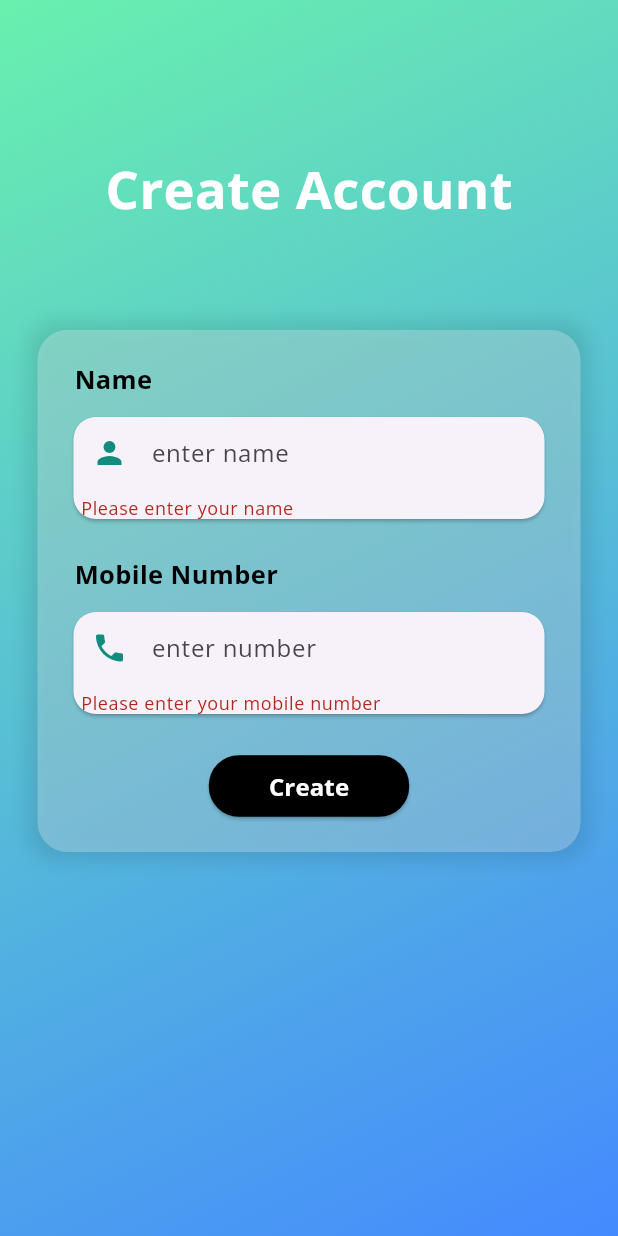
After one commit to IsuraViranga/ChatApp, a Flutter app: the screen it shows after launch, after a tap on "Create", on a phone screen of 412 x 824 dp. The commit adds this screen. Run offline on Flutter 3.47's test engine with Material 3 defaults, Android fonts, the phone set to English and light mode, and no system bars; our stand-ins replace emoji_picker_flutter, flutter_svg, socket_io_client, sqflite; accounts and stored records are empty.

Commit message:
create account page developed ,validation added

```diff
--- /dev/null
+++ b/lib/Screens/CreateAccount.dart
@@ -0,0 +1,190 @@
+import 'package:flutter/material.dart';
+import 'package:chatapp/Screens/loginScreen.dart';
+
+class CreateAccount extends StatefulWidget {
+  const CreateAccount({Key? key}) : super(key: key);
+
+  @override
+  State<CreateAccount> createState() => _CreateAccountState();
+}
+
+class _CreateAccountState extends State<CreateAccount> with SingleTickerProviderStateMixin {
+  final TextEditingController _nameController = TextEditingController();
+  final TextEditingController _mobileController = TextEditingController();
+  final _formKey = GlobalKey<FormState>();
+
+  void _createAccount() {
+    if (_formKey.currentState!.validate()) {
+      // Handle create account action here
+      print('Account Created');
+    }
+  }
+
+  @override
+  Widget build(BuildContext context) {
+    return Scaffold(
+      body: Container(
+        width: MediaQuery.of(context).size.width,
+        height: MediaQuery.of(context).size.height,
+        decoration: const BoxDecoration(
+          gradient: LinearGradient(
+            colors: [Colors.greenAccent, Colors.blueAccent],
+            begin: Alignment.topLeft,
+            end: Alignment.bottomRight,
+          ),
+        ),
+        child: Column(
+          crossAxisAlignment: CrossAxisAlignment.center,
+          children: [
+            const SizedBox(height: 100),
+            const Text(
+              "Create Account",
+              style: TextStyle(
+                color: Colors.white,
+                fontWeight: FontWeight.bold,
+                fontSize: 35,
+              ),
+            ),
+            const SizedBox(height: 70),
+            Align(
+              alignment: Alignment.center,
+              child: Container(
+                width: MediaQuery.of(context).size.width - 50,
+                padding: const EdgeInsets.all(20),
+                decoration: BoxDecoration(
+                  borderRadius: BorderRadius.circular(20),
+                  color: Colors.white.withOpacity(0.25),
+                  boxShadow: [
+                    BoxShadow(
+                      color: Colors.black.withOpacity(0.1),
+                      blurRadius: 10,
+                      spreadRadius: 6,
+                    ),
+                  ],
+                ),
+                child: Form(
+                  key: _formKey,
+                  child: Column(
+                    crossAxisAlignment: CrossAxisAlignment.start,
+                    children: [
+                      FormTemplate(
+                        icon: Icons.person,
+                        topic: " Name",
+                        hint: "enter name",
+                        controller: _nameController,
+                        validator: (value) {
+                          if (value == null || value.isEmpty) {
+                            return 'Please enter your name';
+                          }
+                          if (!RegExp(r'^[a-zA-Z]+$').hasMatch(value)) {
+                            return 'Name can only contain letters';
+                          }
+                          if (value.length < 2) {
+                            return 'Name must contain at least 2 letters';
+                          }
+                          return null;
+                        },
+                      ),
+                      const SizedBox(height: 20),
+                      FormTemplate(
+                        icon: Icons.phone,
+                        topic: " Mobile Number",
+                        hint: "enter number",
+                        controller: _mobileController,
+                        validator: (value) {
+                          if (value == null || value.isEmpty) {
+                            return 'Please enter your mobile number';
+                          }
+                          if (!RegExp(r'^[0-9]{10}$').hasMatch(value)) {
+                            return 'Mobile number must be 10 digits and only contain numbers';
+                          }
+                          return null;
+                        },
+                      ),
+                      const SizedBox(height: 20),
+                      Align(
+                        alignment: Alignment.center,
+                        child: ElevatedButton(
+                          onPressed: _createAccount,
+                          style: ElevatedButton.styleFrom(
+                            primary: Colors.black,
+                            padding: const EdgeInsets.symmetric(horizontal: 40, vertical: 9),
+                            shape: RoundedRectangleBorder(
+                              borderRadius: BorderRadius.circular(20),
+                            ),
+                          ),
+                          child: const Text(
+                            "Create",
+                            style: TextStyle(
+                              color: Colors.white,
+                              fontSize: 16,
+                              fontWeight: FontWeight.bold,
+                            ),
+                          ),
+                        ),
+                      ),
+                    ],
+                  ),
+                ),
+              ),
+            ),
+          ],
+        ),
+      ),
+    );
+  }
+}
+
+class FormTemplate extends StatelessWidget {
+  final String topic;
+  final IconData icon;
+  final String hint;
+  final TextEditingController controller;
+  final String? Function(String?)? validator;
+
+  const FormTemplate({
+    Key? key,
+    required this.icon,
+    required this.topic,
+    required this.hint,
+    required this.controller,
+    this.validator,
+  }) : super(key: key);
+
+  @override
+  Widget build(BuildContext context) {
+    return Container(
+      child: Column(
+        crossAxisAlignment: CrossAxisAlignment.start,
+        children: [
+          Text(
+            topic,
+            style: const TextStyle(
+              color: Colors.black,
+              fontSize: 17,
+              fontWeight: FontWeight.bold,
+            ),
+          ),
+          const SizedBox(height: 10),
+          Card(
+            shape: RoundedRectangleBorder(
+              borderRadius: BorderRadius.circular(15),
+            ),
+            child: TextFormField(
+              controller: controller,
+              textAlignVertical: TextAlignVertical.center,
+              keyboardType: TextInputType.multiline,
+              decoration: InputDecoration(
+                border: InputBorder.none,
+                contentPadding: const EdgeInsets.all(5),
+                hintText: hint,
+                prefixIcon: Icon(icon, color: const Color(0xFF128C7E)),
+              ),
+              validator: validator,
+            ),
+          ),
+        ],
+      ),
+    );
+  }
+}
--- a/lib/Screens/firstScreen.dart
+++ b/lib/Screens/firstScreen.dart
@@ -1,5 +1,6 @@
 import 'package:flutter/material.dart';
 import 'package:chatapp/Screens/loginScreen.dart';
+import 'package:chatapp/Screens/CreateAccount.dart';
 
 class SpalshScreen extends StatefulWidget {
   const SpalshScreen({Key? key}) : super(key: key);
@@ -36,7 +37,7 @@ class _SpalshScreenState extends State<SpalshScreen> with SingleTickerProviderSt
     await Future.delayed(const Duration(seconds: 5), () {});
     Navigator.pushReplacement(
       context,
-      MaterialPageRoute(builder: (context) => const LoginPage()),
+      MaterialPageRoute(builder: (context) => const CreateAccount()),
     );
   }
 
@@ -46,7 +47,13 @@ class _SpalshScreenState extends State<SpalshScreen> with SingleTickerProviderSt
       body: Container(
         width: MediaQuery.of(context).size.width,
         height: MediaQuery.of(context).size.height,
-        color: Colors.greenAccent,
+        decoration: BoxDecoration(
+          gradient: LinearGradient(
+            colors: [Colors.greenAccent, Colors.blueAccent],
+            begin: Alignment.topLeft,
+            end: Alignment.bottomRight,
+          ),
+        ),
         child: Align(
           alignment: Alignment.center,
           child: FadeTransition(
@@ -56,7 +63,7 @@ class _SpalshScreenState extends State<SpalshScreen> with SingleTickerProviderSt
               children: [
                 Container(
                   decoration: BoxDecoration(
-                    border: Border.all(color: Colors.white, width: 5),
+                    border: Border.all(color: Colors.white, width: 3),
                     shape: BoxShape.circle,
                   ),
                   child: ClipOval(
```
